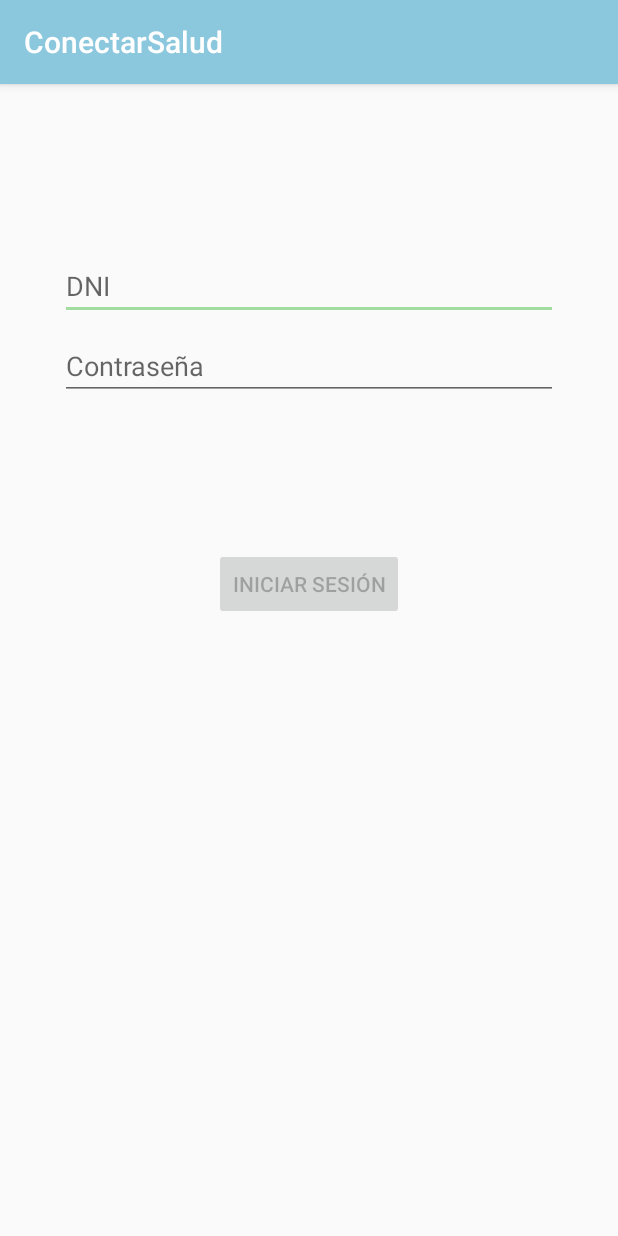
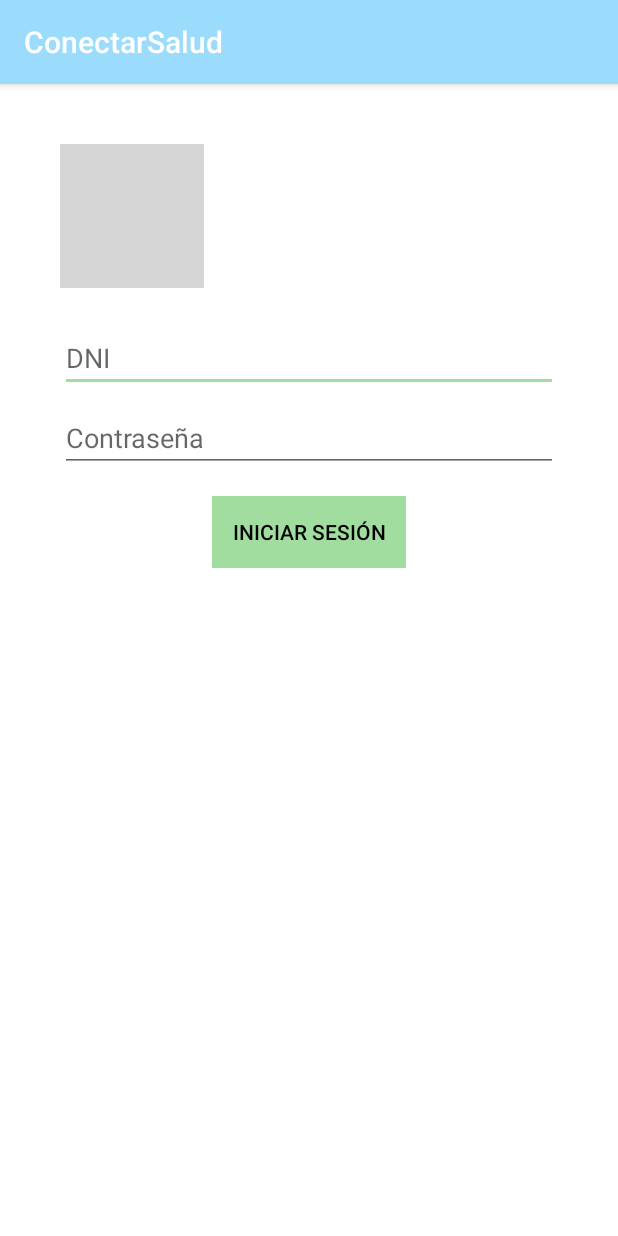
Before and after one commit to RodrigoDeRosa-zz/ConectarSalud, an Android app: the screen it shows after launch (LoginActivity), on a phone screen of 412 x 824 dp. Run offline under Robolectric (Android 15) with nearby library versions, the phone set to English and light mode, and no system bars; our stand-ins replace Volley; libraries missing offline, so code that uses them is left out: com.beust.klaxon; grey boxes are pictures that could not be loaded.

Commit message:
CST-130 | Add image and colors to login

```diff
--- a/app/src/main/java/com/conectarSalud/login/LoginActivity.kt
+++ b/app/src/main/java/com/conectarSalud/login/LoginActivity.kt
@@ -18,7 +18,7 @@ import kotlinx.android.synthetic.main.activity_login.*
 
 
 class LoginActivity : AppCompatActivity() {
-    public var loginViewModel: LoginViewModel = LoginViewModel(LoginConnector())
+    var loginViewModel: LoginViewModel = LoginViewModel(LoginConnector())
 
     override fun onCreate(savedInstanceState: Bundle?) {
         super.onCreate(savedInstanceState)
@@ -35,6 +35,7 @@ class LoginActivity : AppCompatActivity() {
             val loginState = it ?: return@Observer
             // disable login button unless both username / password is valid
             loginButton.isEnabled = loginState.isDataValid
+            resetOriginalState()
 
             if (loginState.usernameError != null) {
                 username.error = getString(loginState.usernameError)
@@ -47,7 +48,7 @@ class LoginActivity : AppCompatActivity() {
         loginViewModel.loginResult.observe(this@LoginActivity, Observer {
             val loginResult = it ?: return@Observer
 
-            loading.visibility = View.GONE
+            resetOriginalState()
 
             if (loginResult.error != null) {
                 showLoginFailed(loginResult.error)
@@ -90,7 +91,11 @@ class LoginActivity : AppCompatActivity() {
     private fun showLoginFailed(@StringRes errorString: Int) {
         loginError.visibility = View.VISIBLE
         loginError.setText(errorString)
-        //Toast.makeText(applicationContext, errorString, Toast.LENGTH_SHORT).show()
+    }
+
+    private fun resetOriginalState() {
+        loginError.visibility = View.GONE
+        loading.visibility = View.GONE
     }
 }
 
--- a/app/src/main/res/layout/activity_login.xml
+++ b/app/src/main/res/layout/activity_login.xml
@@ -1,5 +1,5 @@
 <?xml version="1.0" encoding="utf-8"?>
-<androidx.constraintlayout.widget.ConstraintLayout xmlns:android="http://schemas.android.com/apk/res/android"
+<LinearLayout xmlns:android="http://schemas.android.com/apk/res/android"
     xmlns:app="http://schemas.android.com/apk/res-auto"
     xmlns:tools="http://schemas.android.com/tools"
     android:id="@+id/container"
@@ -9,56 +9,59 @@
     android:paddingTop="@dimen/activity_vertical_margin"
     android:paddingRight="@dimen/activity_horizontal_margin"
     android:paddingBottom="@dimen/activity_vertical_margin"
+    android:orientation="vertical"
+    android:background="@color/white"
     tools:context=".login.LoginActivity">
+
+    <ImageView
+        android:id="@+id/brandImage"
+        android:layout_width="wrap_content"
+        android:layout_height="wrap_content"
+        android:layout_margin="24dp"
+        app:srcCompat="@drawable/brand" />
 
     <EditText
         android:id="@+id/username"
-        android:layout_width="0dp"
+        android:layout_width="match_parent"
         android:layout_height="wrap_content"
         android:layout_marginStart="24dp"
-        android:layout_marginTop="96dp"
         android:layout_marginEnd="24dp"
-
         android:hint="@string/prompt_email"
         android:inputType="textEmailAddress"
-        android:selectAllOnFocus="true"
-        app:layout_constraintEnd_toEndOf="parent"
-        app:layout_constraintStart_toStartOf="parent"
-        app:layout_constraintTop_toTopOf="parent" />
+        android:selectAllOnFocus="true" />
 
     <EditText
         android:id="@+id/password"
-        android:layout_width="0dp"
+        android:layout_width="match_parent"
         android:layout_height="wrap_content"
         android:layout_marginStart="24dp"
         android:layout_marginTop="8dp"
         android:layout_marginEnd="24dp"
-
         android:hint="@string/prompt_password"
         android:imeActionLabel="@string/action_sign_in_short"
         android:imeOptions="actionDone"
         android:inputType="textPassword"
-        android:selectAllOnFocus="true"
-        app:layout_constraintEnd_toEndOf="parent"
-        app:layout_constraintStart_toStartOf="parent"
-        app:layout_constraintTop_toBottomOf="@+id/username" />
+        android:selectAllOnFocus="true" />
 
     <Button
         android:id="@+id/login"
         android:layout_width="wrap_content"
         android:layout_height="wrap_content"
-        android:layout_gravity="start"
-        android:layout_marginStart="48dp"
+        android:layout_gravity="center"
         android:layout_marginTop="16dp"
-        android:layout_marginEnd="48dp"
-        android:layout_marginBottom="64dp"
+        android:layout_marginBottom="16dp"
+        android:padding="20px"
         android:enabled="false"
-        android:text="@string/action_sign_in"
-        app:layout_constraintBottom_toBottomOf="parent"
-        app:layout_constraintEnd_toEndOf="parent"
-        app:layout_constraintStart_toStartOf="parent"
-        app:layout_constraintTop_toBottomOf="@+id/password"
-        app:layout_constraintVertical_bias="0.2" />
+        android:background="@color/secondaryGreen"
+        android:textColor="@color/black"
+        android:text="@string/action_sign_in" />
+
+    <ProgressBar
+        android:id="@+id/loading"
+        android:layout_width="wrap_content"
+        android:layout_height="wrap_content"
+        android:layout_gravity="center"
+        android:visibility="invisible" />
 
     <TextView
         android:id="@+id/loginError"
@@ -67,26 +70,12 @@
         android:visibility="invisible"
         android:textColor="@color/errorMessage"
         android:textSize="16sp"
-        app:layout_constraintEnd_toEndOf="parent"
-        app:layout_constraintStart_toStartOf="parent"
-        app:layout_constraintTop_toBottomOf="@+id/login"
+        android:layout_gravity="center"
         />
 
-    <ProgressBar
-        android:id="@+id/loading"
-        android:layout_width="wrap_content"
-        android:layout_height="wrap_content"
-        android:layout_gravity="center"
-        android:layout_marginStart="32dp"
-        android:layout_marginTop="64dp"
-        android:layout_marginEnd="32dp"
-        android:layout_marginBottom="64dp"
-        android:visibility="gone"
-        app:layout_constraintBottom_toBottomOf="parent"
-        app:layout_constraintEnd_toEndOf="@+id/password"
-        app:layout_constraintStart_toStartOf="@+id/password"
-        app:layout_constraintTop_toTopOf="parent"
-        app:layout_constraintVertical_bias="0.3" />
 
 
-</androidx.constraintlayout.widget.ConstraintLayout>
+
+
+
+</LinearLayout>
--- a/app/src/main/res/values/colors.xml
+++ b/app/src/main/res/values/colors.xml
@@ -6,4 +6,6 @@
     <color name="errorMessage">#FF0000</color>
     <color name="duskYellow">#A69D62</color>
     <color name="lightGrey">#d3d3d3</color>
+    <color name="white">#FFF</color>
+    <color name="black">#000</color>
 </resources>
--- a/app/src/main/res/values/styles.xml
+++ b/app/src/main/res/values/styles.xml
@@ -3,7 +3,7 @@
     <!-- Base application theme. -->
     <style name="AppTheme" parent="Theme.AppCompat.Light.DarkActionBar">
         <!-- Customize your theme here. -->
-        <item name="colorPrimary">@color/primaryBlue</item>
+        <item name="colorPrimary">@color/secondaryLightBlue</item>
         <item name="colorPrimaryDark">@color/secondaryLightBlue</item>
         <item name="colorAccent">@color/secondaryGreen</item>
     </style>
```
